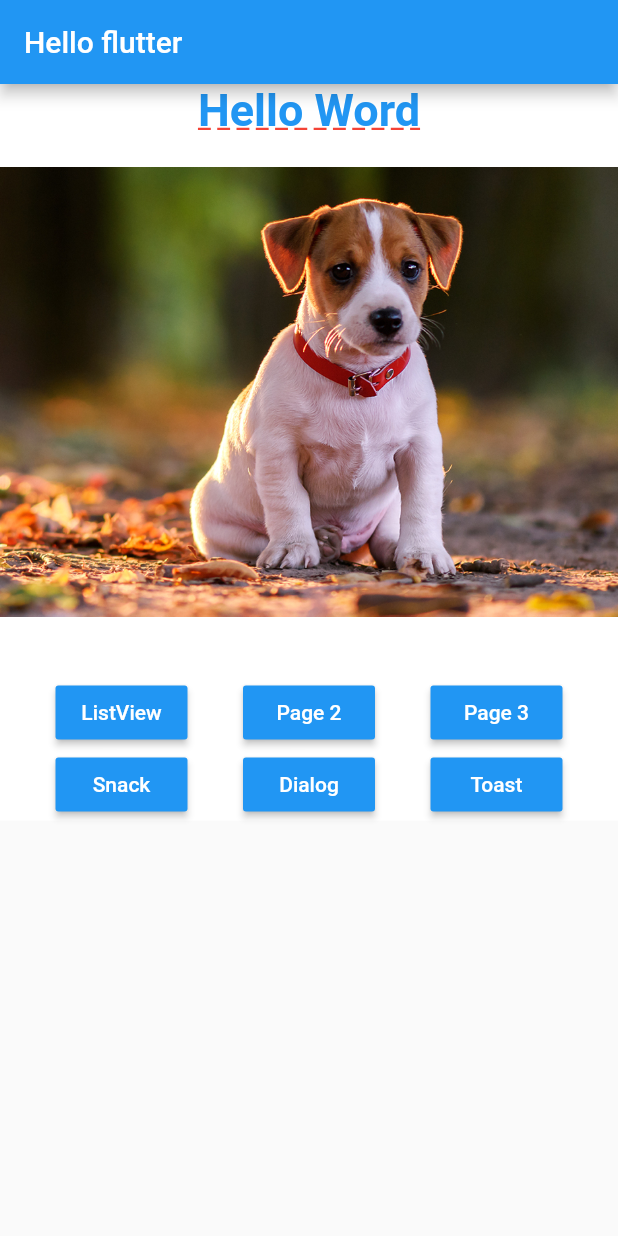
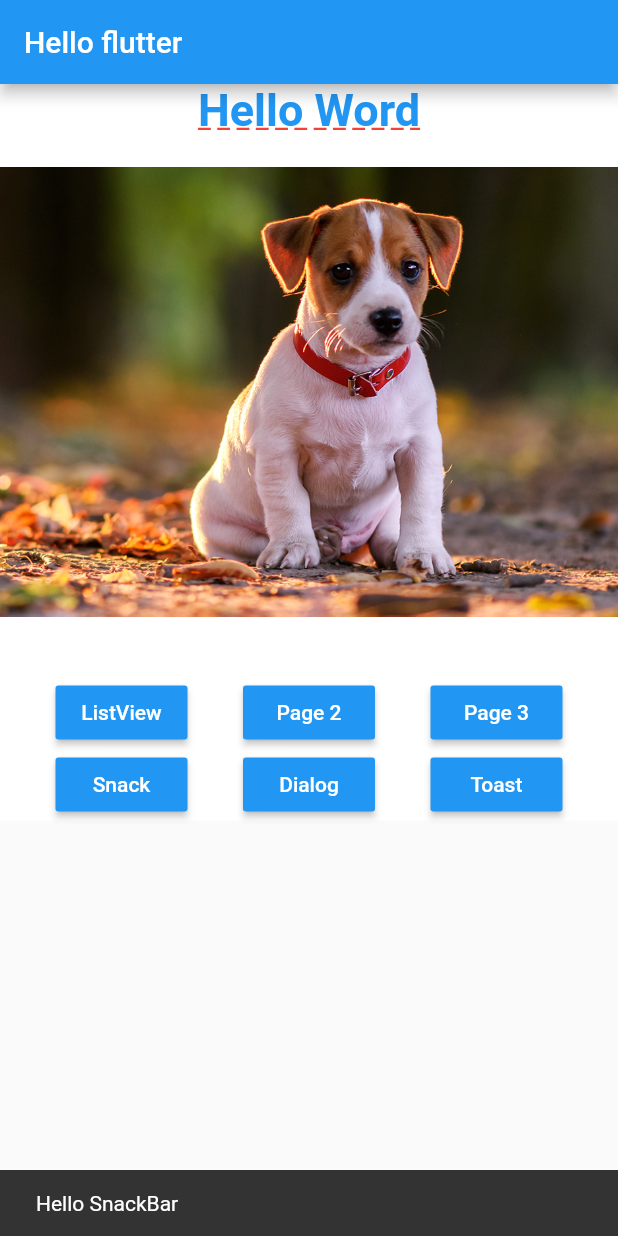
Before and after one commit to eliezerantonio/flutter_essencial, a Flutter app: the screen it shows after launch, after a tap on "Snack", on a phone screen of 412 x 824 dp. Run offline on Flutter 3.47's test engine with Material 2 defaults, Android fonts, the phone set to English and light mode, and no system bars.

Commit message:
SnackBar

```diff
--- a/basico_e_widgets/lib/home_Screen.dart
+++ b/basico_e_widgets/lib/home_Screen.dart
@@ -103,7 +103,7 @@ class HomeScreen extends StatelessWidget {
       Row(
         mainAxisAlignment: MainAxisAlignment.spaceEvenly,
         children: [
-          BlueButton("Snack", onPressed: _onClickSnack),
+          BlueButton("Snack", onPressed: () => _onClickSnack(context)),
           BlueButton("Dialog", onPressed: _onClickDialog),
           BlueButton("Toast", onPressed: _onClikToast),
         ],
@@ -117,7 +117,13 @@ class HomeScreen extends StatelessWidget {
 
   _onClickPage3() {}
 
-  _onClickSnack() {}
+  _onClickSnack(BuildContext context) {
+    ScaffoldMessenger.of(context).showSnackBar(SnackBar(
+      content: Text("Hello SnackBar"),
+      duration: Duration(seconds: 2),
+
+    ));
+  }
 
   _onClickDialog() {}
 
--- a/basico_e_widgets/lib/screens/dog_screen.dart
+++ b/basico_e_widgets/lib/screens/dog_screen.dart
@@ -12,7 +12,11 @@ class DogScreen extends StatelessWidget {
         title: Text(dog.nome),
       ),
       body: Container(
-        child: Image.asset(dog.foto),
+        color: Colors.black,
+        child: Image.asset(
+          dog.foto,
+          fit: BoxFit.cover,
+        ),
       ),
     );
   }
```
